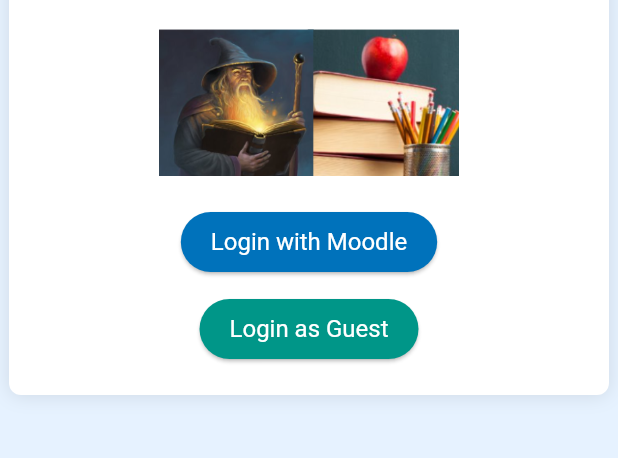
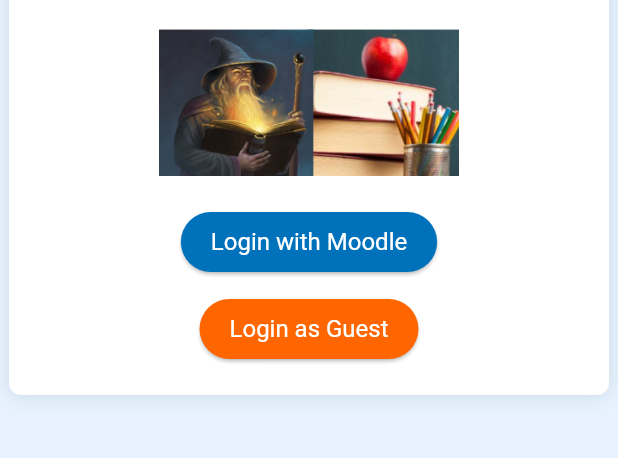
Before and after one commit to umgc/Summer2024, a Flutter app: the screen it shows after launch, after a tap on "Navigate to Assessment Generation workfl", on a phone screen of 412 x 824 dp, the part 528-986 px from its top. Run offline on Flutter 3.47's test engine with Material 3 defaults, Android fonts, the phone set to English and light mode, and no system bars.

Commit message:
[TeamC] change guest login button color

```diff
--- a/Team-C/test_wizard/lib/views/login_page_view.dart
+++ b/Team-C/test_wizard/lib/views/login_page_view.dart
@@ -71,13 +71,13 @@ class LoginPage extends StatelessWidget {
                   //Guest Login here
                 },
                 style: ElevatedButton.styleFrom(
-                backgroundColor: const Color(0xff009688),
+                  backgroundColor: const Color(0xffff6600),
                   foregroundColor: Colors.white,
-                padding: const EdgeInsets.symmetric(horizontal: 20, vertical: 10),
+                  padding:
+                      const EdgeInsets.symmetric(horizontal: 20, vertical: 10),
                   textStyle: const TextStyle(fontSize: 16),
                 ),
                 child: const Text('Login as Guest'),
-
               ),
             ],
           ),
```
Lines whose indentation alone changed are shown as unchanged.
